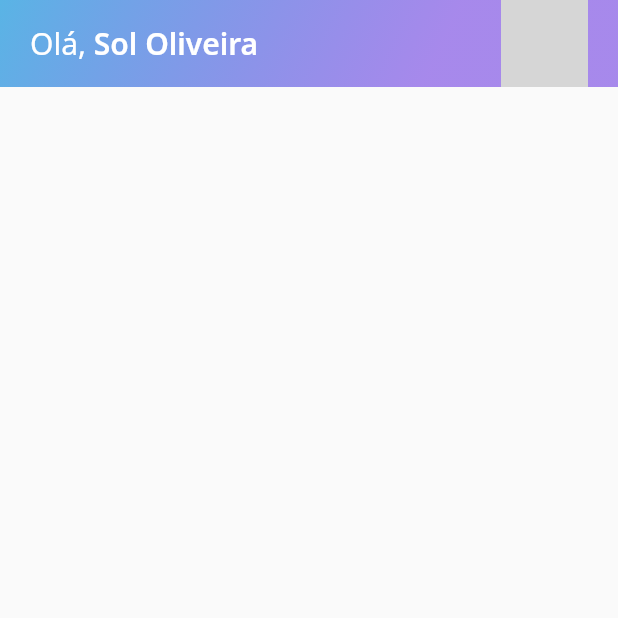
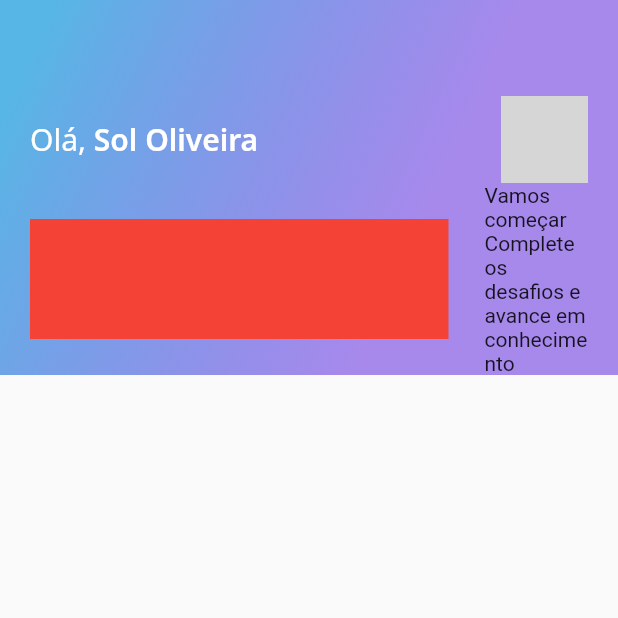
Before and after one commit to sol-oliveira/devquiz, a Flutter app: the screen it shows after launch, on a phone screen of 412 x 824 dp, the top half of it. Run offline on Flutter 3.47's test engine with Material 2 defaults, Android fonts, the phone set to English and light mode, and no system bars; our stand-ins replace google_fonts; network calls fail; grey boxes are pictures that could not be loaded.

Commit message:
add: score_card

```diff
--- a/lib/home/home_page.dart
+++ b/lib/home/home_page.dart
@@ -1,5 +1,6 @@
 
-import 'package:DevQuiz/home/widgets/app_bar_widget.dart';
+
+import 'package:DevQuiz/home/widgets/appbar/app_bar_widget.dart';
 import 'package:flutter/material.dart';
 
 class HomePage extends StatefulWidget {
--- a/lib/home/widgets/app_bar_widget.dart
+++ /dev/null
@@ -1,48 +0,0 @@
-import 'package:flutter/material.dart';
-
-import '../../core/app_gradients.dart';
-import '../../core/app_text_styles.dart';
-
-class AppBarWidget extends PreferredSize {
-  AppBarWidget()
-  : super(
-    preferredSize: Size.fromHeight(250),
-    child: Container(
-      decoration: BoxDecoration(
-        gradient: AppGradients.linear
-      ),
-      child: Padding(
-        padding: const EdgeInsets.symmetric(horizontal: 20),
-        child: Row(
-          mainAxisAlignment: MainAxisAlignment.spaceBetween,
-          children: [
-            Text.rich(
-              TextSpan(
-                text: 'Olá, ',
-                style: AppTextStyles.title,
-                children: [
-                  TextSpan(
-                    text: "Sol Oliveira",
-                    style: AppTextStyles.titleBold,
-                  )
-                ]
-              )
-            ),
-            Container(
-              width: 58,
-              height: 58,
-              decoration: BoxDecoration(
-                borderRadius: BorderRadius.circular(10),
-                image: DecorationImage(
-                  image: NetworkImage(
-                    "https://avatars.githubusercontent.com/u/71611273?v=4"
-                    )
-                    )
-                )
-            )
-          ],
-          ),
-      ),
-    ),
-   );
-}
--- /dev/null
+++ b/lib/home/widgets/appbar/app_bar_widget.dart
@@ -0,0 +1,56 @@
+import 'package:flutter/material.dart';
+
+import '../../../core/app_gradients.dart';
+import '../../../core/app_text_styles.dart';
+import '../score_card/score_card_widget.dart';
+
+class AppBarWidget extends PreferredSize {
+  AppBarWidget()
+  : super(
+    preferredSize: Size.fromHeight(250),
+    child: Container(
+        height: 250,
+        decoration: BoxDecoration(
+          gradient: AppGradients.linear
+        ),
+      child: Padding(
+        padding: const EdgeInsets.symmetric(horizontal: 20),
+        child: Column(
+          mainAxisAlignment: MainAxisAlignment.end,
+          children: [
+            Row(
+              mainAxisAlignment: MainAxisAlignment.spaceBetween,
+              children: [
+                Text.rich(
+                  TextSpan(
+                    text: 'Olá, ',
+                    style: AppTextStyles.title,
+                    children: [
+                      TextSpan(
+                        text: "Sol Oliveira",
+                        style: AppTextStyles.titleBold,
+                      )
+                    ]
+                  )
+                ),
+                Container(
+                  width: 58,
+                  height: 58,
+                  decoration: BoxDecoration(
+                    borderRadius: BorderRadius.circular(10),
+                    image: DecorationImage(
+                      image: NetworkImage(
+                        "https://avatars.githubusercontent.com/u/71611273?v=4"
+                        )
+                        )
+                    )
+                )
+              ],
+              ),
+              ScoreCardWidget()
+          ],
+        ),
+      ),
+    ),
+   );
+}
--- /dev/null
+++ b/lib/home/widgets/score_card/score_card_widget.dart
@@ -0,0 +1,35 @@
+import 'package:flutter/material.dart';
+
+class ScoreCardWidget extends StatelessWidget{
+  const ScoreCardWidget({Key? key}) : super(key: key);
+
+  @override
+  Widget build(BuildContext context) {
+    return Container(
+      child: Row(
+        children: [
+        Expanded(
+          flex: 3,
+            child: Container(
+            width: 80,
+            height: 80,
+            color: Colors.red,
+          ),
+        ),
+        Expanded(
+          flex: 1,
+          child:
+            Padding(
+              padding: const EdgeInsets.only(left: 24),
+              child: Column(
+                children: [
+                  Text("Vamos começar"),
+                  Text("Complete os desafios e avance em conhecimento")
+                ]
+              ),
+            ),
+          ),
+      ]),
+    );
+  }
+}
```
